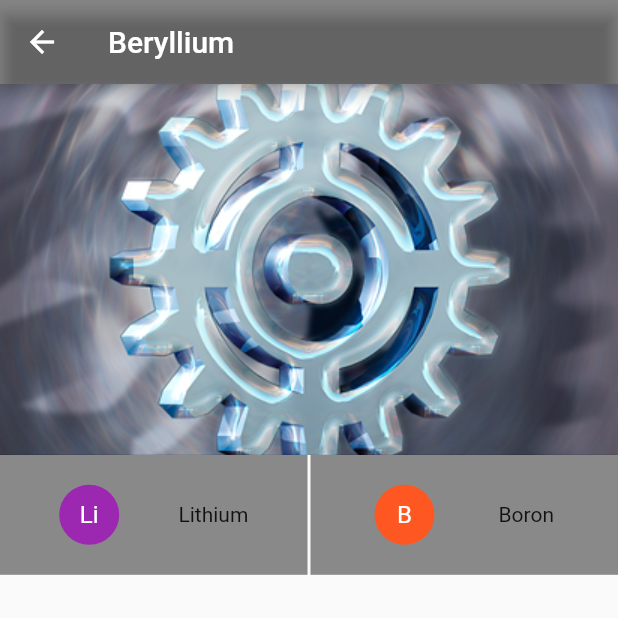
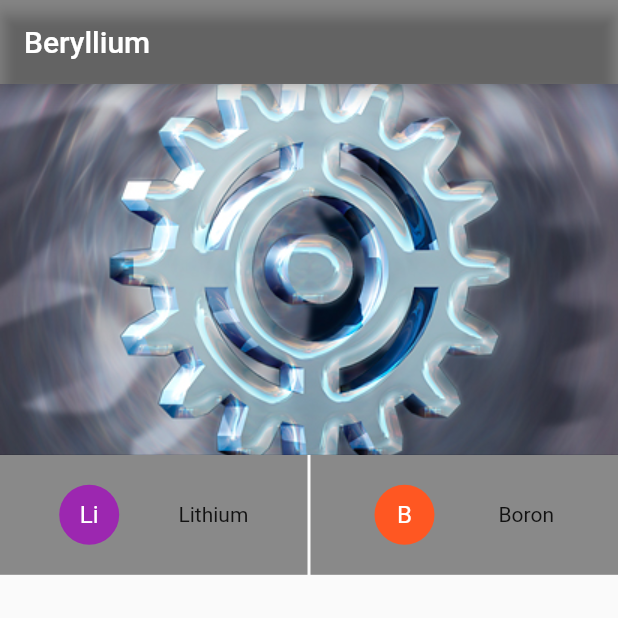
Before and after one commit to SMAthar/periodic_table, a Flutter app: the screen it shows after launch, after a tap on an icon or button, on a phone screen of 412 x 824 dp, the top half of it. Run offline on Flutter 3.47's test engine with Material 2 defaults, Android fonts, the phone set to English and light mode, and no system bars.

Commit message:
Some changes

```diff
--- a/lib/pages/details_page.dart
+++ b/lib/pages/details_page.dart
@@ -1,9 +1,8 @@
 import 'package:flutter/material.dart';
 import 'package:priodic_table/model/element.dart' as elem;
-import 'package:priodic_table/pages/table_view.dart';
 import 'package:priodic_table/widgets/nevigation_tab.dart';
 
-class DetailsPage extends StatefulWidget {
+class DetailsPage extends StatelessWidget {
   final elem.Element element;
   final elem.ElementList elementList;
 
@@ -13,31 +12,17 @@ class DetailsPage extends StatefulWidget {
   });
 
   @override
-  _DetailsPageState createState() => _DetailsPageState();
-}
-
-class _DetailsPageState extends State<DetailsPage> {
-  @override
   Widget build(BuildContext context) {
     return Scaffold(
       appBar: AppBar(
         automaticallyImplyLeading: false,
         backgroundColor: Colors.black45,
-        title: Text(widget.element.name),
-        leading: IconButton(
-          icon: Icon(
-            Icons.arrow_back,
-            color: Colors.white,
-          ),
-          onPressed: (){
-            Navigator.push(context,MaterialPageRoute(builder: (context) => TableView(elementList: widget.elementList,)));
-          },
-        ),
+        title: Text(element.name),
       ),
       body: ListView(
         children: <Widget>[
           Image.asset(
-            widget.element.imgPath,
+            element.imgPath,
             fit: BoxFit.cover,
             width: MediaQuery.of(context).size.width,
             height: MediaQuery.of(context).size.height * 0.3,
@@ -45,8 +30,8 @@ class _DetailsPageState extends State<DetailsPage> {
           Row(
             mainAxisAlignment: MainAxisAlignment.spaceBetween,
             children: <Widget>[
-              widget.element.atomicNo == 1 ? DammyNT() : NavigationTab(element: widget.elementList.elements[widget.element.atomicNo - 2],elementList: widget.elementList,),
-              widget.element.atomicNo == 118 ? DammyNT() : NavigationTab(element: widget.elementList.elements[widget.element.atomicNo],elementList: widget.elementList,)
+              element.atomicNo == 1 ? DammyNT() : NavigationTab(element: elementList.elements[element.atomicNo - 2],elementList: elementList,),
+              element.atomicNo == 118 ? DammyNT() : NavigationTab(element: elementList.elements[element.atomicNo],elementList: elementList,)
             ],
           )
         ],
```
